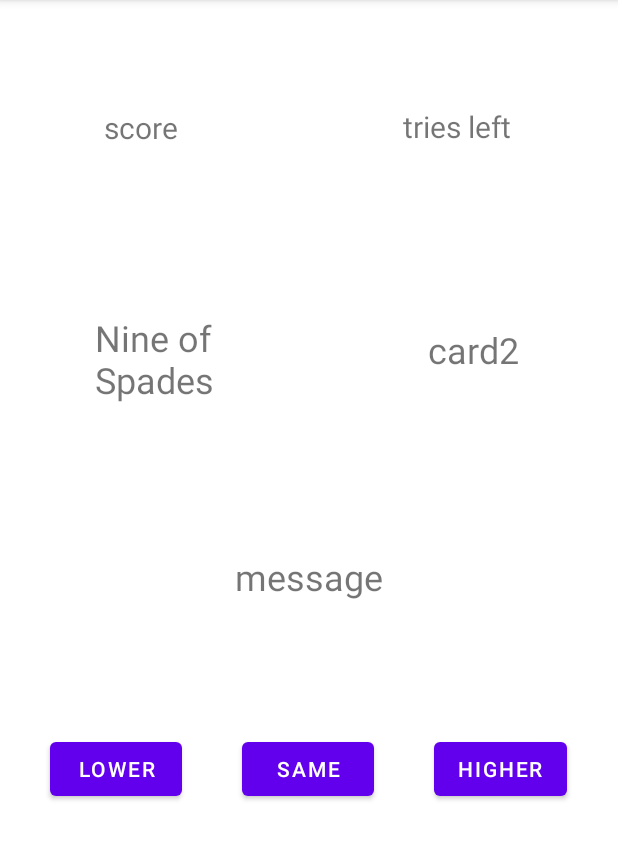
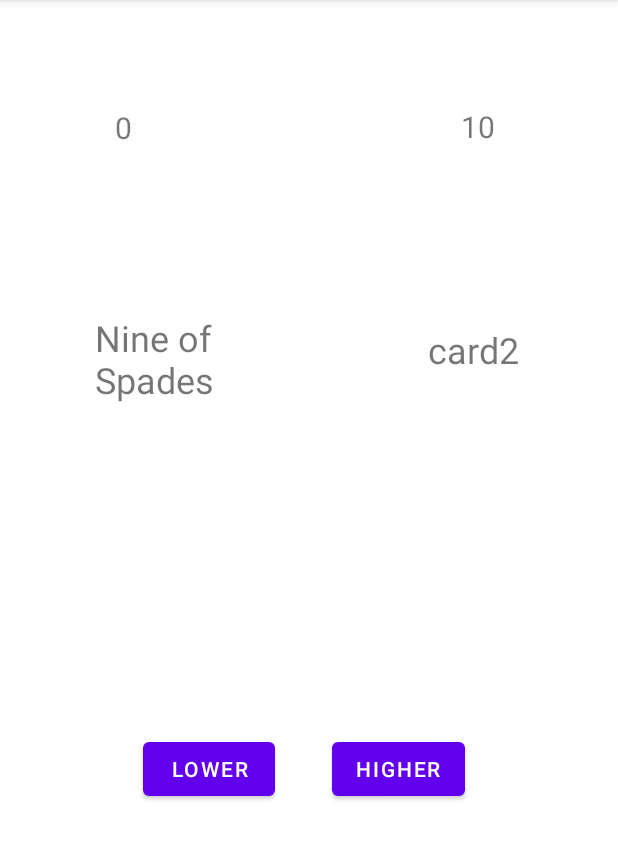
Before and after one commit to tobbesoren/HiLoCardApp, an Android app: the GameActivity screen opened directly, with no data from a screen before it, on a phone screen of 412 x 824 dp, the part 84-944 px from its top. Run offline under Robolectric (Android 15) with nearby library versions, the light colour scheme and no system bars.

Commit message:
Compare works

```diff
--- a/app/src/main/java/com/example/hilocardapp/Card.kt
+++ b/app/src/main/java/com/example/hilocardapp/Card.kt
@@ -4,7 +4,7 @@ import android.util.Log
 import java.util.*
 
 class Card(private val suite: Enum<Suite>, private val valueName: Enum<ValueName>, ) {
-    private val valueInt = valueName.ordinal + 2
+    val valueInt = valueName.ordinal + 2
     var cardName : String = this.valueName.toString().lowercase()
         .replaceFirstChar {it.titlecase(Locale.getDefault())} + " of\n" +
             this.suite.toString().lowercase()
--- a/app/src/main/java/com/example/hilocardapp/GameActivity.kt
+++ b/app/src/main/java/com/example/hilocardapp/GameActivity.kt
@@ -1,6 +1,5 @@
 package com.example.hilocardapp
 
-import android.content.Intent
 import androidx.appcompat.app.AppCompatActivity
 import android.os.Bundle
 import android.widget.Button
@@ -10,27 +9,71 @@ class GameActivity : AppCompatActivity() {
 
     lateinit var playingDeck: StandardDeck
 
-    lateinit var card1 : TextView
+    private lateinit var card1 : TextView
+    private lateinit var card2 : TextView
+    private lateinit var scoreTextView : TextView
+    private lateinit var triesLeftTextView : TextView
+    private lateinit var message : TextView
+
+    var score = 0
+    var triesLeft = 10
+
 
     override fun onCreate(savedInstanceState: Bundle?) {
         super.onCreate(savedInstanceState)
         setContentView(R.layout.activity_game)
 
+        scoreTextView = findViewById(R.id.scoreTextView)
+        triesLeftTextView = findViewById(R.id.triesLeftTextView)
+        message = findViewById(R.id.messageTextView)
+
         card1 = findViewById(R.id.card1TextView)
+        card2 = findViewById(R.id.card2TextView)
+
+        val hiButton = findViewById<Button>(R.id.higherButton)
+        val loButton = findViewById<Button>(R.id.lowerButton)
 
         playingDeck = StandardDeck()
         playingDeck.initDeck()
         playingDeck.shuffleDeck()
 
+        scoreTextView.text = score.toString()
+        triesLeftTextView.text = triesLeft.toString()
 
         card1.text = playingDeck.drawCard().cardName
 
-        //card1.text = playingDeck.drawCard().cardName
+        hiButton.setOnClickListener {
+            card2.text = playingDeck.drawCard().cardName
+            checkCards(playingDeck.discardedCards[playingDeck.discardedCards.size-1],
+                playingDeck.discardedCards[playingDeck.discardedCards.size-2])
+
+        }
+
+        loButton.setOnClickListener {
+            card2.text = playingDeck.drawCard().cardName
+            checkCards(playingDeck.discardedCards[playingDeck.discardedCards.size-2],
+                playingDeck.discardedCards[playingDeck.discardedCards.size-1])
+        }
 
     }
-    // testing testing
 
+    private fun checkCards(hiCard: Card, loCard: Card)  {
+        if (hiCard.valueInt > loCard.valueInt) {
+            message.text = "Correct!"
+            score++
+        } else {
+            message.text = "Wrong!"
+            triesLeft--
+        }
+        scoreTextView.text = score.toString()
+        triesLeftTextView.text = triesLeft.toString()
+        if(triesLeft == 0) {
+            gameOver()
+        }
+        return
+    }
 
-
-
+    private fun gameOver() {
+        message.text = "Game Over"
+    }
 }
--- a/app/src/main/res/layout/activity_game.xml
+++ b/app/src/main/res/layout/activity_game.xml
@@ -10,7 +10,6 @@
         android:id="@+id/messageTextView"
         android:layout_width="wrap_content"
         android:layout_height="wrap_content"
-        android:text="message"
         android:textSize="24sp"
         app:layout_constraintBottom_toBottomOf="parent"
         app:layout_constraintEnd_toEndOf="parent"
@@ -76,19 +75,7 @@
         android:text="lower"
         app:layout_constraintBottom_toBottomOf="parent"
         app:layout_constraintEnd_toEndOf="parent"
-        app:layout_constraintHorizontal_bias="0.102"
-        app:layout_constraintStart_toStartOf="parent"
-        app:layout_constraintTop_toTopOf="parent"
-        app:layout_constraintVertical_bias="0.679" />
-
-    <Button
-        android:id="@+id/sameButton"
-        android:layout_width="wrap_content"
-        android:layout_height="wrap_content"
-        android:text="same"
-        app:layout_constraintBottom_toBottomOf="parent"
-        app:layout_constraintEnd_toEndOf="parent"
-        app:layout_constraintHorizontal_bias="0.498"
+        app:layout_constraintHorizontal_bias="0.294"
         app:layout_constraintStart_toStartOf="parent"
         app:layout_constraintTop_toTopOf="parent"
         app:layout_constraintVertical_bias="0.679" />
@@ -100,7 +87,7 @@
         android:text="higher"
         app:layout_constraintBottom_toBottomOf="parent"
         app:layout_constraintEnd_toEndOf="parent"
-        app:layout_constraintHorizontal_bias="0.895"
+        app:layout_constraintHorizontal_bias="0.685"
         app:layout_constraintStart_toStartOf="parent"
         app:layout_constraintTop_toTopOf="parent"
         app:layout_constraintVertical_bias="0.679" />
```
